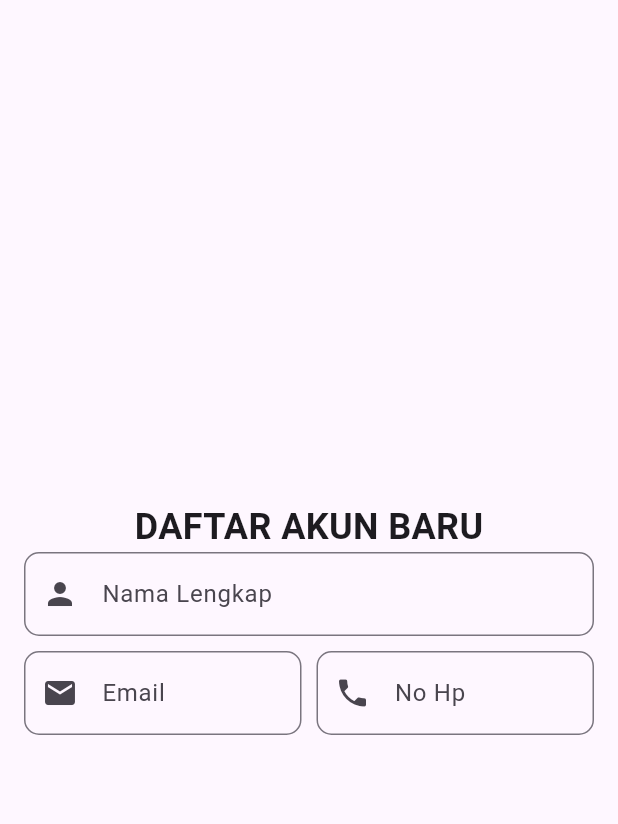
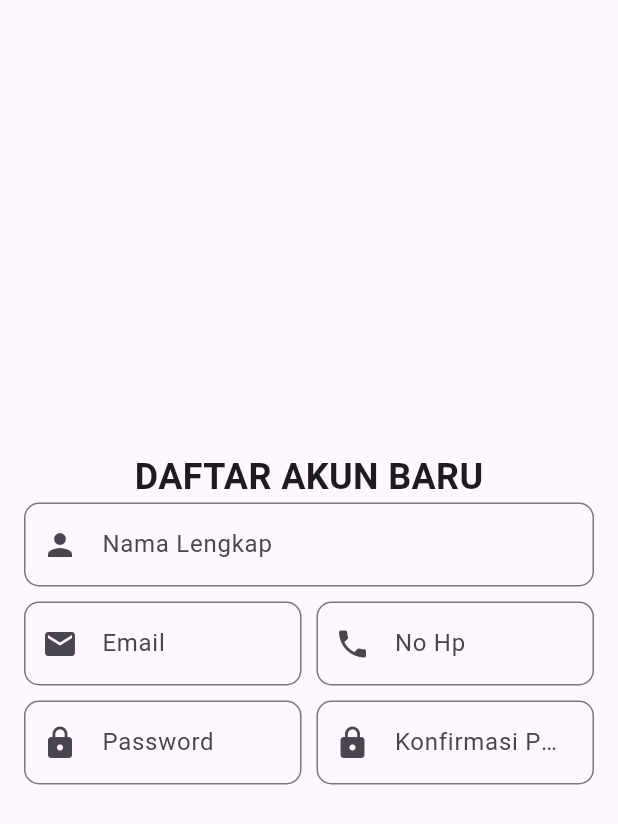
Before and after one commit to iamanggi/20220140123_UCP1Flutter, a Flutter app: the screen it shows after launch, on a phone screen of 412 x 824 dp. Shown: the top 824 px of the screen. Run offline on Flutter 3.47's test engine with Material 3 defaults, Android fonts, the phone set to English and light mode, and no system bars.

Commit message:
tambah tampilan form input password dan konfirmasi password

```diff
--- a/lib/register_page.dart
+++ b/lib/register_page.dart
@@ -73,7 +73,37 @@ class _RegisterPageState extends State<RegisterPage> {
                   ],
                 ),
               ),
+              Padding(
+                padding: const EdgeInsets.only(top: 10),
+                child: Row(
+                  children: [
+                    Expanded(
+                      child: TextFormField(
+                        decoration: InputDecoration(
+                          hintText: 'Password',
+                          prefixIcon: Icon(Icons.lock),
+                          border: OutlineInputBorder(
+                            borderRadius: BorderRadius.all(Radius.circular(10))
+                          )
+                        ),
+                      )),
+                      const SizedBox(width: 10),
+                      Expanded(
+                        child: TextFormField(
+                          decoration: InputDecoration(
+                            prefixIcon: Icon(Icons.lock),
+                            hintText: 'Konfirmasi Password',
+                            border: OutlineInputBorder(
+                              borderRadius: BorderRadius.all(Radius.circular(10))
+                            )
+                          ),
+                        ),
+                      )
+                  ],
+                ),
+              ),
               ]
+
             ),
           )
         )
```
